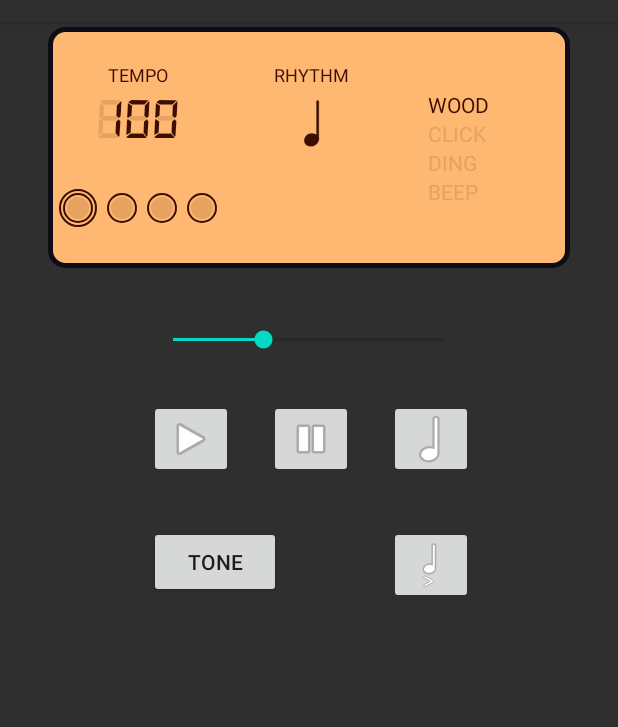
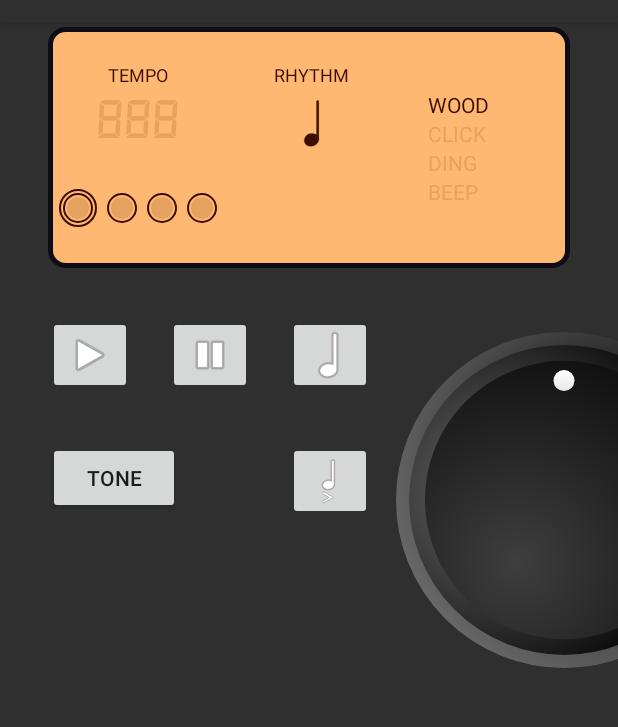
Before and after one commit to o4oren/android-kotlin-metronome, an Android app: the screen it shows after launch (MainActivity), on a phone screen of 412 x 824 dp, the part 62-789 px from its top. Run offline under Robolectric (Android 15) with nearby library versions, the phone set to English and light mode, and no system bars; our stand-ins replace navigation-ui; Roboto replaces fonts that are not available here; 1 statement that could not run was skipped.

Commit message:
Rotary Knob

```diff
--- a/app/src/main/java/geva/oren/android_kotlin_metronome/fragments/MetronomeFragment.kt
+++ b/app/src/main/java/geva/oren/android_kotlin_metronome/fragments/MetronomeFragment.kt
@@ -10,11 +10,15 @@ import android.util.Log
 import android.view.LayoutInflater
 import android.view.View
 import android.view.ViewGroup
+import android.widget.RelativeLayout
 import android.widget.SeekBar
+import androidx.constraintlayout.widget.ConstraintLayout
+import androidx.constraintlayout.widget.ConstraintSet
 import androidx.core.content.ContextCompat
 import androidx.fragment.app.Fragment
+import geva.oren.android_kotlin_metronome.R
 import geva.oren.android_kotlin_metronome.services.MetronomeService
-import geva.oren.android_kotlin_metronome.R
+import geva.oren.android_kotlin_metronome.views.RotaryKnob
 import kotlinx.android.synthetic.main.metronome_fragment.*
 
 
@@ -22,7 +26,7 @@ import kotlinx.android.synthetic.main.metronome_fragment.*
  * Main Metronome app fragment
  */
 class MetronomeFragment : Fragment(),
-    MetronomeService.TickListener {
+    MetronomeService.TickListener, RotaryKnob.RotaryKnobListener {
 
     private var isBound = false
     private var metronomeService: MetronomeService? = null
@@ -40,21 +44,6 @@ class MetronomeFragment : Fragment(),
         super.onViewCreated(view, savedInstanceState)
         Log.i(TAG, "View created")
         bindService()
-        if (bpmSeekbar != null)
-            setBpmText(bpmSeekbar.progress)
-
-        bpmSeekbar?.setOnSeekBarChangeListener(object : SeekBar.OnSeekBarChangeListener {
-            override fun onProgressChanged(seekBar: SeekBar?, progress: Int, fromUser: Boolean) {
-                setBpmText(progress)
-                updateBpm(progress)
-            }
-
-            override fun onStartTrackingTouch(seekBar: SeekBar?) {
-            }
-
-            override fun onStopTrackingTouch(seekBar: SeekBar?) {
-            }
-        })
 
         playButton.setOnClickListener() { this.play() }
         pauseButton.setOnClickListener() { this.pause() }
@@ -64,6 +53,21 @@ class MetronomeFragment : Fragment(),
             val isEmphasis = metronomeService?.toggleEmphasis()
             beatsView.isEmphasis =  isEmphasis!!
         }
+
+        val rotary = RotaryKnob(
+            context!!, R.drawable.ic_rotary_knob,
+            336, 336
+        )
+
+        digitalMetronomeLayout.addView(rotary)
+        val params = rotary.layoutParams as ConstraintLayout.LayoutParams
+        params.topToBottom = screenLayout.id
+        params.leftToRight = rhythmButton.id
+        params.leftMargin = 24
+        params.topMargin = 64
+
+        rotary.SetListener(this)
+
     }
 
     private fun bindService() {
@@ -142,6 +146,18 @@ class MetronomeFragment : Fragment(),
         }
     }
 
+    /**
+     * RotaryListener interface implementation
+     */
+    override fun onRotate(percentage: Int) {
+        val min = 40
+        val max = 220
+        val increment = (max - min) / 100f
+        val bpm = increment * percentage + min
+        setBpmText(bpm.toInt())
+        metronomeService?.setInterval(bpm.toInt())
+    }
+
     override fun onTick(interval: Int) {
         if (metronomeService?.isPlaying!!)
             activity?.runOnUiThread() {beatsView.nextBeat()}
--- /dev/null
+++ b/app/src/main/java/geva/oren/android_kotlin_metronome/views/RotaryKnob.kt
@@ -0,0 +1,163 @@
+package geva.oren.android_kotlin_metronome.views
+
+import android.content.Context
+import android.graphics.Matrix
+import android.util.Log
+import android.view.GestureDetector
+import android.view.MotionEvent
+import android.widget.ImageView
+import android.widget.ImageView.ScaleType
+import android.widget.RelativeLayout
+import geva.oren.android_kotlin_metronome.R
+
+class RotaryKnob(
+    context: Context,
+    backGround: Int,
+    w: Int,
+    h: Int
+) :
+    RelativeLayout(context), GestureDetector.OnGestureListener {
+    private val gestureDetector: GestureDetector
+    private var mAngleDown = 0f
+    private var mAngleUp = 0f
+    private val knobImageView: ImageView
+
+    interface RotaryKnobListener {
+        fun onRotate(percentage: Int)
+    }
+
+    private var m_listener: RotaryKnobListener? = null
+    fun SetListener(l: RotaryKnobListener?) {
+        m_listener = l
+    }
+
+    /**
+     * math..
+     * @param x
+     * @param y
+     * @return
+     */
+    private fun cartesianToPolar(x: Float, y: Float): Float {
+        return (-Math.toDegrees(
+            Math.atan2(
+                x - 0.5f.toDouble(),
+                y - 0.5f.toDouble()
+            )
+        )).toFloat()
+    }
+
+    override fun onTouchEvent(event: MotionEvent): Boolean {
+        return if (gestureDetector.onTouchEvent(event)) true else super.onTouchEvent(event)
+    }
+
+    override fun onDown(event: MotionEvent): Boolean {
+        val x = event.x / width.toFloat()
+        val y = event.y / height.toFloat()
+        mAngleDown = cartesianToPolar(1 - x, 1 - y) // 1- to correct our custom axis direction
+        return true
+    }
+
+    override fun onSingleTapUp(e: MotionEvent): Boolean {
+        val x = e.x / width.toFloat()
+        val y = e.y / height.toFloat()
+        mAngleUp = cartesianToPolar(1 - x, 1 - y) // 1- to correct our custom axis direction
+        return true
+    }
+
+    fun setRotorPosAngle(deg: Float) {
+        var deg = deg
+        if (deg >= 210 || deg <= 150) {
+            if (deg > 180) deg = deg - 360
+            val matrix = Matrix()
+            knobImageView.scaleType = ScaleType.MATRIX
+            matrix.postRotate(
+                deg,
+                knobImageView.drawable.bounds.width().toFloat()/2,
+                knobImageView.drawable.bounds.height().toFloat()/2
+            ) //getWidth()/2, getHeight()/2);
+            Log.i("Knob", width.toString())
+            Log.i("Knob", width.toString())
+            Log.i("Knob", knobImageView.drawable.bounds.width().toFloat().toString())
+
+
+            knobImageView.imageMatrix = matrix
+        }
+    }
+
+    fun setRotorPercentage(percentage: Int) {
+        var posDegree = percentage * 3 - 150
+        if (posDegree < 0) posDegree += 360
+        setRotorPosAngle(posDegree.toFloat())
+    }
+
+    override fun onScroll(
+        e1: MotionEvent,
+        e2: MotionEvent,
+        distanceX: Float,
+        distanceY: Float
+    ): Boolean {
+        val x = e2.x / width.toFloat()
+        val y = e2.y / height.toFloat()
+        val rotDegrees =
+            cartesianToPolar(1 - x, 1 - y) // 1- to correct our custom axis direction
+        return if (!java.lang.Float.isNaN(rotDegrees)) {
+            // instead of getting 0-> 180, -180 0 , we go for 0 -> 360
+            var posDegrees = rotDegrees
+            if (rotDegrees < 0) posDegrees = 360 + rotDegrees
+
+            // deny full rotation, start start and stop point, and get a linear scale
+            if (posDegrees > 210 || posDegrees < 150) {
+                // rotate our imageview
+                setRotorPosAngle(posDegrees)
+                // get a linear scale
+                val scaleDegrees =
+                    rotDegrees + 150 // given the current parameters, we go from 0 to 300
+                // get position percent
+                val percent = (scaleDegrees / 3).toInt()
+                if (m_listener != null) m_listener!!.onRotate(percent)
+                true //consumed
+            } else false
+        } else false // not consumed
+    }
+
+    override fun onShowPress(e: MotionEvent) {
+        // TODO Auto-generated method stub
+    }
+
+    override fun onFling(
+        arg0: MotionEvent,
+        arg1: MotionEvent,
+        arg2: Float,
+        arg3: Float
+    ): Boolean {
+        return false
+    }
+
+    override fun onLongPress(e: MotionEvent) {}
+
+    init {
+
+        // create stator
+        val ivBack = ImageView(context)
+        ivBack.setImageResource(backGround)
+        val backgroundLayoutParams = LayoutParams(
+            w, h
+        )
+        backgroundLayoutParams.addRule(CENTER_IN_PARENT)
+//        addView(ivBack, backgroundLayoutParams)
+        // load rotor images
+
+        // create rotor
+        knobImageView = ImageView(context)
+        knobImageView.setImageResource(
+            R.drawable.ic_rotary_knob)
+        val knobLayoutParams = LayoutParams(
+            w, h
+        ) //LayoutParams.WRAP_CONTENT, LayoutParams.WRAP_CONTENT);
+        knobLayoutParams.addRule(CENTER_IN_PARENT)
+        addView(knobImageView, knobLayoutParams)
+
+        // enable gesture detector
+        gestureDetector = GestureDetector(getContext(), this)
+    }
+}
--- /dev/null
+++ b/app/src/main/res/drawable/ic_rotary_knob.xml
@@ -0,0 +1,65 @@
+<vector xmlns:android="http://schemas.android.com/apk/res/android"
+    xmlns:aapt="http://schemas.android.com/aapt"
+    android:width="128dp"
+    android:height="128dp"
+    android:viewportWidth="256"
+    android:viewportHeight="256">
+  <path
+      android:pathData="M128,128m-122,0a122,122 0,1 1,244 0a122,122 0,1 1,-244 0"
+      android:strokeWidth="12"
+      android:fillColor="#2C2C2C"
+      android:fillType="evenOdd">
+    <aapt:attr name="android:strokeColor">
+      <gradient
+          android:gradientRadius="187.57013"
+          android:centerX="168.31184"
+          android:centerY="98.70363"
+          android:type="radial">
+        <item android:offset="0" android:color="#FF000000"/>
+        <item android:offset="0.9995513" android:color="#FF6D6D6D"/>
+      </gradient>
+    </aapt:attr>
+  </path>
+  <path
+      android:pathData="M128,128m-112,0a112,112 0,1 1,224 0a112,112 0,1 1,-224 0"
+      android:strokeWidth="12"
+      android:fillType="evenOdd">
+    <aapt:attr name="android:fillColor">
+      <gradient
+          android:gradientRadius="224"
+          android:centerX="92.2849"
+          android:centerY="175.40154"
+          android:type="radial">
+        <item android:offset="0" android:color="#FF3E3E3E"/>
+        <item android:offset="1" android:color="#FF000000"/>
+      </gradient>
+    </aapt:attr>
+    <aapt:attr name="android:strokeColor">
+      <gradient
+          android:gradientRadius="169.05614"
+          android:centerX="76.879745"
+          android:centerY="121.88296"
+          android:type="radial">
+        <item android:offset="0" android:color="#FF6C6C6C"/>
+        <item android:offset="1" android:color="#FF000000"/>
+      </gradient>
+    </aapt:attr>
+  </path>
+  <path
+      android:pathData="M128,37m-8,0a8,8 0,1 1,16 0a8,8 0,1 1,-16 0"
+      android:strokeWidth="1"
+      android:fillType="evenOdd"
+      android:strokeColor="#00000000">
+    <aapt:attr name="android:fillColor">
+      <gradient
+          android:startY="29"
+          android:startX="128"
+          android:endY="45"
+          android:endX="128"
+          android:type="linear">
+        <item android:offset="0" android:color="#FFFFFFFF"/>
+        <item android:offset="1" android:color="#FFE8E8E8"/>
+      </gradient>
+    </aapt:attr>
+  </path>
+</vector>
--- a/app/src/main/res/layout/metronome_fragment.xml
+++ b/app/src/main/res/layout/metronome_fragment.xml
@@ -123,21 +123,9 @@
         android:id="@+id/playButton"
         android:layout_width="wrap_content"
         android:layout_height="wrap_content"
-        android:layout_marginTop="24dp"
+        android:layout_marginTop="32dp"
         android:src="@android:drawable/ic_media_play"
-        app:layout_constraintStart_toStartOf="@+id/bpmSeekbar"
-        app:layout_constraintTop_toBottomOf="@+id/bpmSeekbar" />
-
-    <SeekBar
-        android:id="@+id/bpmSeekbar"
-        android:layout_width="213dp"
-        android:layout_height="32dp"
-        android:layout_marginTop="32dp"
-        android:max="220"
-        android:min="40"
-        android:progress="100"
-        app:layout_constraintEnd_toEndOf="parent"
-        app:layout_constraintStart_toStartOf="parent"
+        app:layout_constraintStart_toStartOf="@+id/screenLayout"
         app:layout_constraintTop_toBottomOf="@+id/screenLayout" />
 
     <ImageButton
```
